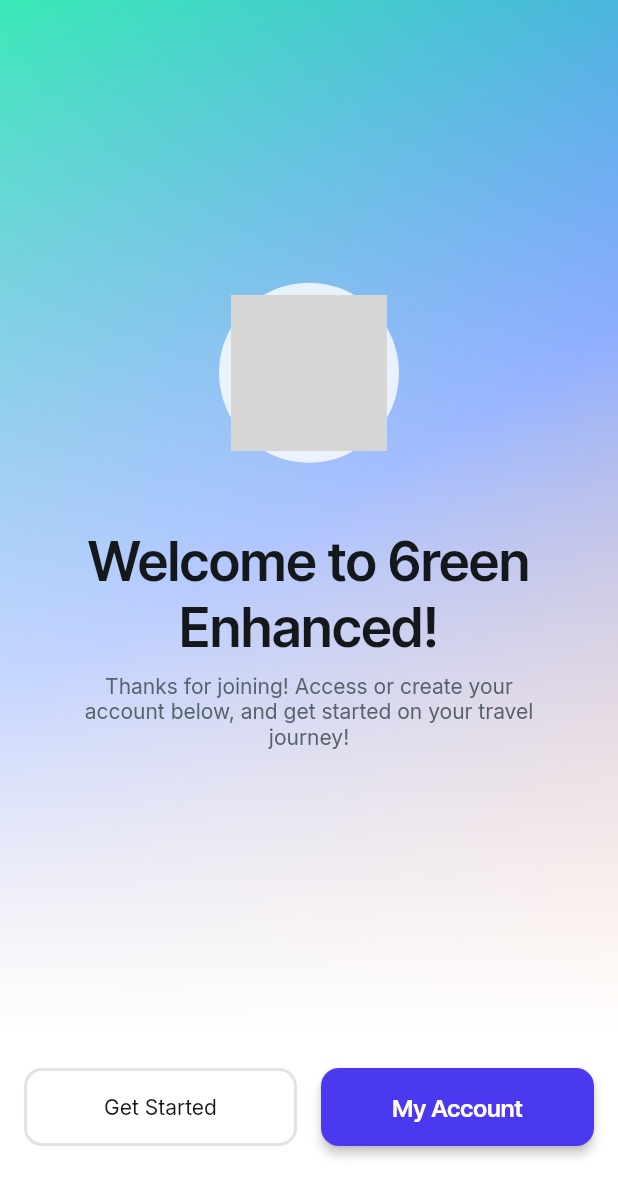
After one commit to Sanjivrajah/Enhanced, a Flutter app: the SplashScreenWidget screen opened by its route, after a tap on "Get Started", on a phone screen of 412 x 824 dp. The commit adds this screen. Shown: the top 1197 px of the screen. Run offline on Flutter 3.47's test engine with Material 3 defaults, Android fonts, the phone set to English and light mode, and no system bars; drawn by our look-alikes of auto_size_text, flutter_animate; our stand-ins replace font_awesome_flutter, from_css_color, go_router, google_fonts, page_transition, shared_preferences and 1 more; missing offline and left inert: json_path; accounts and stored records are empty; network calls fail; grey boxes are pictures that could not be loaded.

Commit message:
New splash screen

```diff
--- /dev/null
+++ b/lib/flutter_flow/flutter_flow_animations.dart
@@ -0,0 +1,112 @@
+import 'package:flutter/material.dart';
+import 'package:flutter_animate/flutter_animate.dart';
+
+enum AnimationTrigger {
+  onPageLoad,
+  onActionTrigger,
+}
+
+class AnimationInfo {
+  AnimationInfo({
+    required this.trigger,
+    required this.effectsBuilder,
+    this.loop = false,
+    this.reverse = false,
+    this.applyInitialState = true,
+  });
+  final AnimationTrigger trigger;
+  final List<Effect> Function()? effectsBuilder;
+  final bool applyInitialState;
+  final bool loop;
+  final bool reverse;
+  late AnimationController controller;
+
+  List<Effect>? _effects;
+  List<Effect> get effects => _effects ??= effectsBuilder!();
+
+  void maybeUpdateEffects(List<Effect>? updatedEffects) {
+    if (updatedEffects != null) {
+      _effects = updatedEffects;
+    }
+  }
+}
+
+void createAnimation(AnimationInfo animation, TickerProvider vsync) {
+  final newController = AnimationController(vsync: vsync);
+  animation.controller = newController;
+}
+
+void setupAnimations(Iterable<AnimationInfo> animations, TickerProvider vsync) {
+  animations.forEach((animation) => createAnimation(animation, vsync));
+}
+
+extension AnimatedWidgetExtension on Widget {
+  Widget animateOnPageLoad(
+    AnimationInfo animationInfo, {
+    List<Effect>? effects,
+  }) {
+    animationInfo.maybeUpdateEffects(effects);
+    return Animate(
+      effects: animationInfo.effects,
+      child: this,
+      onPlay: (controller) => animationInfo.loop
+          ? controller.repeat(reverse: animationInfo.reverse)
+          : null,
+      onComplete: (controller) => !animationInfo.loop && animationInfo.reverse
+          ? controller.reverse()
+          : null,
+    );
+  }
+
+  Widget animateOnActionTrigger(
+    AnimationInfo animationInfo, {
+    List<Effect>? effects,
+    bool hasBeenTriggered = false,
+  }) {
+    animationInfo.maybeUpdateEffects(effects);
+    return hasBeenTriggered || animationInfo.applyInitialState
+        ? Animate(
+            controller: animationInfo.controller,
+            autoPlay: false,
+            effects: animationInfo.effects,
+            child: this)
+        : this;
+  }
+}
+
+class TiltEffect extends Effect<Offset> {
+  const TiltEffect({
+    Duration? delay,
+    Duration? duration,
+    Curve? curve,
+    Offset? begin,
+    Offset? end,
+  }) : super(
+          delay: delay,
+          duration: duration,
+          curve: curve,
+          begin: begin ?? const Offset(0.0, 0.0),
+          end: end ?? const Offset(0.0, 0.0),
+        );
+
+  @override
+  Widget build(
+    BuildContext context,
+    Widget child,
+    AnimationController controller,
+    EffectEntry entry,
+  ) {
+    Animation<Offset> animation = buildAnimation(controller, entry);
+    return getOptimizedBuilder<Offset>(
+      animation: animation,
+      builder: (_, __) => Transform(
+        transform: Matrix4.identity()
+          ..setEntry(3, 2, 0.001)
+          ..rotateX(animation.value.dx)
+          ..rotateY(animation.value.dy),
+        alignment: Alignment.center,
+        child: child,
+      ),
+    );
+  }
+}
--- a/lib/flutter_flow/nav/nav.dart
+++ b/lib/flutter_flow/nav/nav.dart
@@ -44,6 +44,11 @@ GoRouter createRouter(AppStateNotifier appStateNotifier) => GoRouter(
           name: HomePageWidget.routeName,
           path: HomePageWidget.routePath,
           builder: (context, params) => HomePageWidget(),
+        ),
+        FFRoute(
+          name: SplashScreenWidget.routeName,
+          path: SplashScreenWidget.routePath,
+          builder: (context, params) => SplashScreenWidget(),
         )
       ].map((r) => r.toRoute(appStateNotifier)).toList(),
     );
--- a/lib/index.dart
+++ b/lib/index.dart
@@ -1,2 +1,3 @@
 // Export pages
 export '/pages/home_page/home_page_widget.dart' show HomePageWidget;
+export '/splash_screen/splash_screen_widget.dart' show SplashScreenWidget;
--- /dev/null
+++ b/lib/splash_screen/splash_screen_model.dart
@@ -0,0 +1,11 @@
+import '/flutter_flow/flutter_flow_util.dart';
+import 'splash_screen_widget.dart' show SplashScreenWidget;
+import 'package:flutter/material.dart';
+
+class SplashScreenModel extends FlutterFlowModel<SplashScreenWidget> {
+  @override
+  void initState(BuildContext context) {}
+
+  @override
+  void dispose() {}
+}
--- /dev/null
+++ b/lib/splash_screen/splash_screen_widget.dart
@@ -0,0 +1,384 @@
+import '/flutter_flow/flutter_flow_animations.dart';
+import '/flutter_flow/flutter_flow_theme.dart';
+import '/flutter_flow/flutter_flow_util.dart';
+import '/flutter_flow/flutter_flow_widgets.dart';
+import 'package:flutter/material.dart';
+import 'package:flutter_animate/flutter_animate.dart';
+import 'package:google_fonts/google_fonts.dart';
+import 'splash_screen_model.dart';
+export 'splash_screen_model.dart';
+
+class SplashScreenWidget extends StatefulWidget {
+  const SplashScreenWidget({super.key});
+
+  static String routeName = 'SplashScreen';
+  static String routePath = '/splashScreen';
+
+  @override
+  State<SplashScreenWidget> createState() => _SplashScreenWidgetState();
+}
+
+class _SplashScreenWidgetState extends State<SplashScreenWidget>
+    with TickerProviderStateMixin {
+  late SplashScreenModel _model;
+
+  final scaffoldKey = GlobalKey<ScaffoldState>();
+
+  final animationsMap = <String, AnimationInfo>{};
+
+  @override
+  void initState() {
+    super.initState();
+    _model = createModel(context, () => SplashScreenModel());
+
+    animationsMap.addAll({
+      'containerOnPageLoadAnimation1': AnimationInfo(
+        trigger: AnimationTrigger.onPageLoad,
+        effectsBuilder: () => [
+          VisibilityEffect(duration: 1.ms),
+          FadeEffect(
+            curve: Curves.easeInOut,
+            delay: 0.0.ms,
+            duration: 400.0.ms,
+            begin: 0.0,
+            end: 1.0,
+          ),
+          ScaleEffect(
+            curve: Curves.easeInOut,
+            delay: 0.0.ms,
+            duration: 400.0.ms,
+            begin: Offset(3.0, 3.0),
+            end: Offset(1.0, 1.0),
+          ),
+        ],
+      ),
+      'containerOnPageLoadAnimation2': AnimationInfo(
+        trigger: AnimationTrigger.onPageLoad,
+        effectsBuilder: () => [
+          VisibilityEffect(duration: 300.ms),
+          FadeEffect(
+            curve: Curves.easeInOut,
+            delay: 300.0.ms,
+            duration: 300.0.ms,
+            begin: 0.0,
+            end: 1.0,
+          ),
+          ScaleEffect(
+            curve: Curves.bounceOut,
+            delay: 300.0.ms,
+            duration: 300.0.ms,
+            begin: Offset(0.6, 0.6),
+            end: Offset(1.0, 1.0),
+          ),
+        ],
+      ),
+      'textOnPageLoadAnimation1': AnimationInfo(
+        trigger: AnimationTrigger.onPageLoad,
+        effectsBuilder: () => [
+          VisibilityEffect(duration: 350.ms),
+          FadeEffect(
+            curve: Curves.easeInOut,
+            delay: 350.0.ms,
+            duration: 400.0.ms,
+            begin: 0.0,
+            end: 1.0,
+          ),
+          MoveEffect(
+            curve: Curves.easeInOut,
+            delay: 350.0.ms,
+            duration: 400.0.ms,
+            begin: Offset(0.0, 30.0),
+            end: Offset(0.0, 0.0),
+          ),
+        ],
+      ),
+      'textOnPageLoadAnimation2': AnimationInfo(
+        trigger: AnimationTrigger.onPageLoad,
+        effectsBuilder: () => [
+          VisibilityEffect(duration: 400.ms),
+          FadeEffect(
+            curve: Curves.easeInOut,
+            delay: 400.0.ms,
+            duration: 400.0.ms,
+            begin: 0.0,
+            end: 1.0,
+          ),
+          MoveEffect(
+            curve: Curves.easeInOut,
+            delay: 400.0.ms,
+            duration: 400.0.ms,
+            begin: Offset(0.0, 30.0),
+            end: Offset(0.0, 0.0),
+          ),
+        ],
+      ),
+      'rowOnPageLoadAnimation': AnimationInfo(
+        trigger: AnimationTrigger.onPageLoad,
+        effectsBuilder: () => [
+          VisibilityEffect(duration: 300.ms),
+          FadeEffect(
+            curve: Curves.easeInOut,
+            delay: 300.0.ms,
+            duration: 600.0.ms,
+            begin: 0.0,
+            end: 1.0,
+          ),
+          ScaleEffect(
+            curve: Curves.bounceOut,
+            delay: 300.0.ms,
+            duration: 600.0.ms,
+            begin: Offset(0.6, 0.6),
+            end: Offset(1.0, 1.0),
+          ),
+        ],
+      ),
+    });
+  }
+
+  @override
+  void dispose() {
+    _model.dispose();
+
+    super.dispose();
+  }
+
+  @override
+  Widget build(BuildContext context) {
+    return GestureDetector(
+      onTap: () {
+        FocusScope.of(context).unfocus();
+        FocusManager.instance.primaryFocus?.unfocus();
+      },
+      child: Scaffold(
+        key: scaffoldKey,
+        backgroundColor: FlutterFlowTheme.of(context).secondaryBackground,
+        body: Column(
+          mainAxisSize: MainAxisSize.max,
+          mainAxisAlignment: MainAxisAlignment.spaceBetween,
+          children: [
+            Expanded(
+              child: Container(
+                width: double.infinity,
+                height: 500.0,
+                decoration: BoxDecoration(
+                  gradient: LinearGradient(
+                    colors: [
+                      Color(0xFF3BEAB7),
+                      Color(0xFF5987FF),
+                      FlutterFlowTheme.of(context).tertiary
+                    ],
+                    stops: [0.0, 0.5, 1.0],
+                    begin: AlignmentDirectional(-1.0, -1.0),
+                    end: AlignmentDirectional(1.0, 1.0),
+                  ),
+                ),
+                child: Container(
+                  width: 100.0,
+                  height: 100.0,
+                  decoration: BoxDecoration(
+                    gradient: LinearGradient(
+                      colors: [
+                        Color(0x00FFFFFF),
+                        FlutterFlowTheme.of(context).secondaryBackground
+                      ],
+                      stops: [0.0, 1.0],
+                      begin: AlignmentDirectional(0.0, -1.0),
+                      end: AlignmentDirectional(0, 1.0),
+                    ),
+                  ),
+                  child: Column(
+                    mainAxisSize: MainAxisSize.max,
+                    mainAxisAlignment: MainAxisAlignment.center,
+                    children: [
+                      Container(
+                        width: 120.0,
+                        height: 120.0,
+                        decoration: BoxDecoration(
+                          color: FlutterFlowTheme.of(context).accent4,
+                          shape: BoxShape.circle,
+                        ),
+                        child: Padding(
+                          padding: EdgeInsets.all(8.0),
+                          child: Image.network(
+                            'https://storage.googleapis.com/flutterflow-io-6f20.appspot.com/projects/f-f-templates-q1-23-fbcr63/assets/ax4fvwjz7awx/@4xff_badgeDesign_dark_small.png',
+                            width: 100.0,
+                            height: 100.0,
+                            fit: BoxFit.cover,
+                          ),
+                        ),
+                      ).animateOnPageLoad(
+                          animationsMap['containerOnPageLoadAnimation2']!),
+                      Padding(
+                        padding:
+                            EdgeInsetsDirectional.fromSTEB(0.0, 44.0, 0.0, 0.0),
+                        child: Text(
+                          'Welcome to 6reen Enhanced!',
+                          textAlign: TextAlign.center,
+                          style: FlutterFlowTheme.of(context)
+                              .displaySmall
+                              .override(
+                                font: GoogleFonts.interTight(
+                                  fontWeight: FlutterFlowTheme.of(context)
+                                      .displaySmall
+                                      .fontWeight,
+                                  fontStyle: FlutterFlowTheme.of(context)
+                                      .displaySmall
+                                      .fontStyle,
+                                ),
+                                letterSpacing: 0.0,
+                                fontWeight: FlutterFlowTheme.of(context)
+                                    .displaySmall
+                                    .fontWeight,
+                                fontStyle: FlutterFlowTheme.of(context)
+                                    .displaySmall
+                                    .fontStyle,
+                              ),
+                        ).animateOnPageLoad(
+                            animationsMap['textOnPageLoadAnimation1']!),
+                      ),
+                      Padding(
+                        padding: EdgeInsetsDirectional.fromSTEB(
+                            44.0, 8.0, 44.0, 0.0),
+                        child: Text(
+                          'Thanks for joining! Access or create your account below, and get started on your travel journey!',
+                          textAlign: TextAlign.center,
+                          style:
+                              FlutterFlowTheme.of(context).labelMedium.override(
+                                    font: GoogleFonts.inter(
+                                      fontWeight: FlutterFlowTheme.of(context)
+                                          .labelMedium
+                                          .fontWeight,
+                                      fontStyle: FlutterFlowTheme.of(context)
+                                          .labelMedium
+                                          .fontStyle,
+                                    ),
+                                    letterSpacing: 0.0,
+                                    fontWeight: FlutterFlowTheme.of(context)
+                                        .labelMedium
+                                        .fontWeight,
+                                    fontStyle: FlutterFlowTheme.of(context)
+                                        .labelMedium
+                                        .fontStyle,
+                                  ),
+                        ).animateOnPageLoad(
+                            animationsMap['textOnPageLoadAnimation2']!),
+                      ),
+                    ],
+                  ),
+                ),
+              ).animateOnPageLoad(
+                  animationsMap['containerOnPageLoadAnimation1']!),
+            ),
+            Padding(
+              padding: EdgeInsetsDirectional.fromSTEB(16.0, 24.0, 16.0, 44.0),
+              child: Row(
+                mainAxisSize: MainAxisSize.max,
+                children: [
+                  Expanded(
+                    child: Align(
+                      alignment: AlignmentDirectional(0.0, 0.0),
+                      child: Padding(
+                        padding:
+                            EdgeInsetsDirectional.fromSTEB(0.0, 0.0, 8.0, 16.0),
+                        child: FFButtonWidget(
+                          onPressed: () {
+                            print('Button pressed ...');
+                          },
+                          text: 'Get Started',
+                          options: FFButtonOptions(
+                            width: 230.0,
+                            height: 52.0,
+                            padding: EdgeInsetsDirectional.fromSTEB(
+                                0.0, 0.0, 0.0, 0.0),
+                            iconPadding: EdgeInsetsDirectional.fromSTEB(
+                                0.0, 0.0, 0.0, 0.0),
+                            color: FlutterFlowTheme.of(context)
+                                .secondaryBackground,
+                            textStyle:
+                                FlutterFlowTheme.of(context).bodyLarge.override(
+                                      font: GoogleFonts.inter(
+                                        fontWeight: FlutterFlowTheme.of(context)
+                                            .bodyLarge
+                                            .fontWeight,
+                                        fontStyle: FlutterFlowTheme.of(context)
+                                            .bodyLarge
+                                            .fontStyle,
+                                      ),
+                                      letterSpacing: 0.0,
+                                      fontWeight: FlutterFlowTheme.of(context)
+                                          .bodyLarge
+                                          .fontWeight,
+                                      fontStyle: FlutterFlowTheme.of(context)
+                                          .bodyLarge
+                                          .fontStyle,
+                                    ),
+                            elevation: 0.0,
+                            borderSide: BorderSide(
+                              color: FlutterFlowTheme.of(context).alternate,
+                              width: 2.0,
+                            ),
+                            borderRadius: BorderRadius.circular(12.0),
+                          ),
+                        ),
+                      ),
+                    ),
+                  ),
+                  Expanded(
+                    child: Align(
+                      alignment: AlignmentDirectional(0.0, 0.0),
+                      child: Padding(
+                        padding:
+                            EdgeInsetsDirectional.fromSTEB(8.0, 0.0, 0.0, 16.0),
+                        child: FFButtonWidget(
+                          onPressed: () {
+                            print('Button pressed ...');
+                          },
+                          text: 'My Account',
+                          options: FFButtonOptions(
+                            width: 230.0,
+                            height: 52.0,
+                            padding: EdgeInsetsDirectional.fromSTEB(
+                                0.0, 0.0, 0.0, 0.0),
+                            iconPadding: EdgeInsetsDirectional.fromSTEB(
+                                0.0, 0.0, 0.0, 0.0),
+                            color: FlutterFlowTheme.of(context).primary,
+                            textStyle: FlutterFlowTheme.of(context)
+                                .titleSmall
+                                .override(
+                                  font: GoogleFonts.interTight(
+                                    fontWeight: FlutterFlowTheme.of(context)
+                                        .titleSmall
+                                        .fontWeight,
+                                    fontStyle: FlutterFlowTheme.of(context)
+                                        .titleSmall
+                                        .fontStyle,
+                                  ),
+                                  color: Colors.white,
+                                  letterSpacing: 0.0,
+                                  fontWeight: FlutterFlowTheme.of(context)
+                                      .titleSmall
+                                      .fontWeight,
+                                  fontStyle: FlutterFlowTheme.of(context)
+                                      .titleSmall
+                                      .fontStyle,
+                                ),
+                            elevation: 3.0,
+                            borderSide: BorderSide(
+                              color: Colors.transparent,
+                              width: 1.0,
+                            ),
+                            borderRadius: BorderRadius.circular(12.0),
+                          ),
+                        ),
+                      ),
+                    ),
+                  ),
+                ],
+              ).animateOnPageLoad(animationsMap['rowOnPageLoadAnimation']!),
+            ),
+          ],
+        ),
+      ),
+    );
+  }
+}
```
